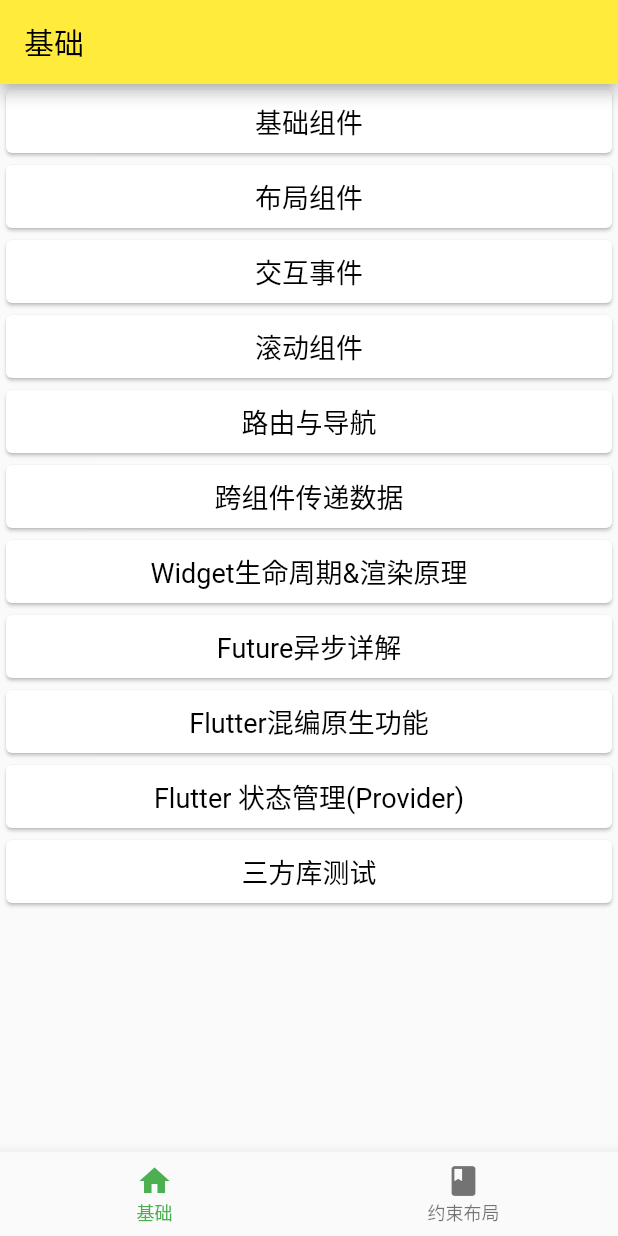
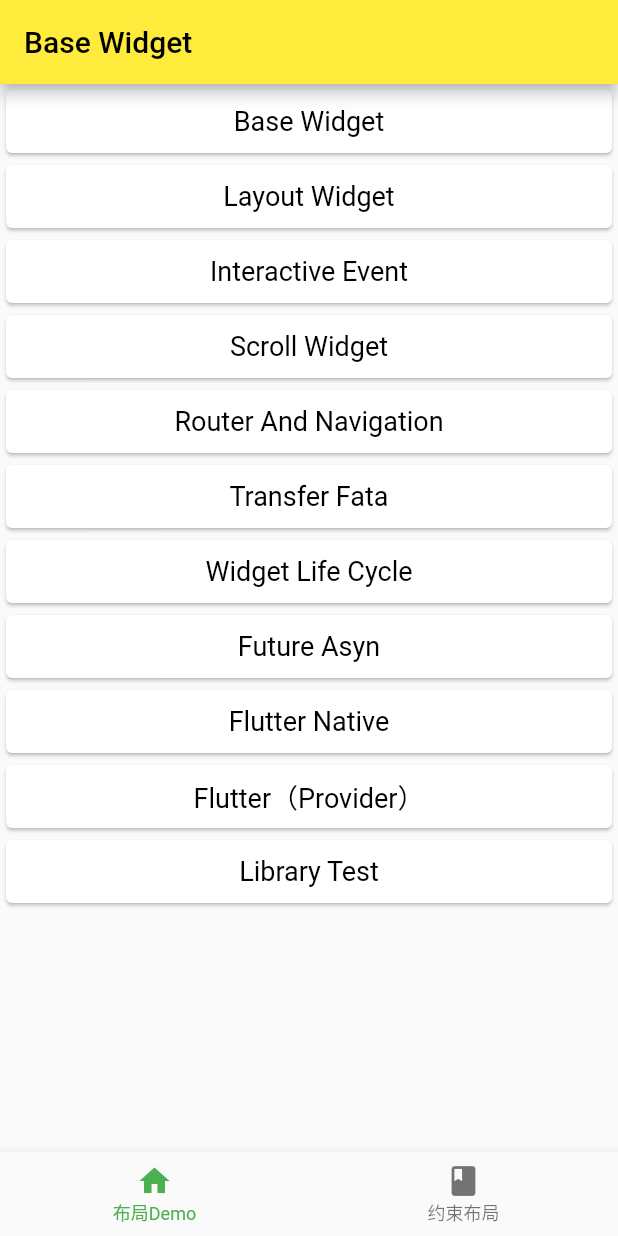
Before and after one commit to SunshineBrother/FlutterDemo, a Flutter app: the screen it shows after launch, on a phone screen of 412 x 824 dp. Run offline on Flutter 3.47's test engine with Material 2 defaults, Android fonts, the phone set to English and light mode, and no system bars; our stand-ins replace cached_network_image, flutter_easyloading, fluttertoast; missing offline and left inert: dart:ffi.

Commit message:
feat：适配国际化

```diff
--- a/flutter_app_demo/lib/base/base_widget_page.dart
+++ b/flutter_app_demo/lib/base/base_widget_page.dart
@@ -11,12 +11,14 @@ import 'package:flutter_app_demo/base/test_third/test_third.dart';
 import 'package:flutter_app_demo/base/value/value_page.dart';
 import 'package:flutter_app_demo/base/widget_life_cycle/life_cycle_page.dart';
 
+import '../generated/l10n.dart';
+
 class BaseWidgetPage extends StatelessWidget {
   @override
   Widget build(BuildContext context) {
     return Scaffold(
       appBar: AppBar(
-        title: Text('基础'),
+        title: Text(S.current.base_widget),
       ),
       body: Center(
         child: BaseWidget(),
@@ -32,17 +34,17 @@ class BaseWidget extends StatefulWidget {
 
 class _BaseWidgetState extends State<BaseWidget> {
   List<String> _data = [
-    '基础组件',
-    '布局组件',
-    '交互事件',
-    '滚动组件',
-    '路由与导航',
-    '跨组件传递数据',
-    'Widget生命周期&渲染原理',
-    'Future异步详解',
-    'Flutter混编原生功能',
-    'Flutter 状态管理(Provider)',
-    '三方库测试'
+    S.current.base_widget,
+    S.current.layout_widget,
+    S.current.interactive_event,
+    S.current.scroll_widget,
+    S.current.router_navigation,
+    S.current.transfer_data,
+    S.current.widget_life_cycle,
+    S.current.future_asyn,
+    S.current.future_native,
+    S.current.future_provider,
+    S.current.lid_test
   ];
   List<Widget> _list = [
     WidgetPage(),
--- /dev/null
+++ b/flutter_app_demo/lib/l10n/intl_en.arb
@@ -0,0 +1,20 @@
+{
+  "tab_demo" : "布局Demo",
+  "base_widget" : "Base Widget",
+  "layout_widget" : "Layout Widget",
+  "interactive_event" : "Interactive Event",
+  "scroll_widget" : "Scroll Widget",
+  "router_navigation" : "Router And Navigation",
+  "transfer_data" : "Transfer Fata",
+  "widget_life_cycle" : "Widget Life Cycle",
+  "future_asyn" : "Future Asyn",
+  "future_native" : "Flutter Native",
+  "future_provider" : "Flutter（Provider）",
+  "lid_test" : "Library Test",
+  "" : "",
+  "" : "",
+  "" : "",
+  "" : "",
+  "" : "",
+  "" : ""
+}
--- /dev/null
+++ b/flutter_app_demo/lib/l10n/intl_zh.arb
@@ -0,0 +1,20 @@
+{
+  "tab_demo" : "tab Demo",
+  "base_widget" : "基础组件",
+  "layout_widget" : "布局组件",
+  "interactive_event" : "交互事件",
+  "scroll_widget" : "滚动组件",
+  "router_navigation" : "路由与导航",
+  "transfer_data" : "跨组件传递数据",
+  "widget_life_cycle" : "Widget的生命周期&渲染原理",
+  "future_asyn" : "Future异步解析",
+  "future_native" : "Flutter混编原生",
+  "future_provider" : "Flutter状态管理（Provider）",
+  "lid_test" : "三方库测试",
+  "" : "",
+  "" : "",
+  "" : "",
+  "" : "",
+  "" : "",
+  "" : ""
+}
--- a/flutter_app_demo/lib/main.dart
+++ b/flutter_app_demo/lib/main.dart
@@ -2,8 +2,10 @@ import 'package:flutter/material.dart';
 import 'package:flutter_app_demo/base/base_widget_page.dart';
 import 'package:flutter_app_demo/base/provider_page/color_model.dart';
 import 'package:flutter_app_demo/base/route/two_page.dart';
+import 'package:flutter_localizations/flutter_localizations.dart';
 import 'package:provider/provider.dart';
 import 'base/provider_page/counter_model.dart';
+import 'generated/l10n.dart';
 import 'widgets/unknown_page.dart';
 
 void main() {
@@ -20,7 +22,31 @@ class MyApp extends StatelessWidget {
   @override
   Widget build(BuildContext context) {
     return MaterialApp(
-      title: "布局Demo",
+      // supportedLocales：指定要支持哪些国际化
+      supportedLocales: S.delegate.supportedLocales,
+      // localizationsDelegates：指定哪些Widget需要进行国际化
+      localizationsDelegates: [
+        S.delegate,
+        GlobalMaterialLocalizations.delegate, // 指定本地化的字符串和一些其他的值
+        GlobalCupertinoLocalizations.delegate, // 对应的Cupertino风格
+        GlobalWidgetsLocalizations.delegate // 指定默认的文本排列方向, 由左到右或由右到左
+      ],
+      localeListResolutionCallback: (locales, supportedLocales) {
+        print(locales);
+        return;
+      },
+      localeResolutionCallback: (locales, supportedLocales) {
+        // 如果语言是英语
+        if (locales?.languageCode == 'en') {
+          // 注意大小写，返回美国英语
+          return const Locale('en', 'US');
+        } else {
+          return locales;
+        }
+      },
+      onGenerateTitle: (context) {
+        return S.current.tab_demo;
+      },
       theme: ThemeData(
         highlightColor: Color.fromRGBO(1, 0, 0, 0.0),
         splashColor: Color.fromRGBO(1, 0, 0, 0.0),
@@ -47,7 +73,7 @@ class RootPage extends StatefulWidget {
 class _RootPageState extends State<RootPage> {
   int _currentIndex = 0;
   List<BottomNavigationBarItem> _items = [
-    BottomNavigationBarItem(label: '基础', icon: Icon(Icons.home)),
+    BottomNavigationBarItem(label: S.current.tab_demo, icon: Icon(Icons.home)),
     BottomNavigationBarItem(label: '约束布局', icon: Icon(Icons.book))
   ];
 
--- a/flutter_app_demo/lib/thirdlib/screen_util/screen_util.dart
+++ b/flutter_app_demo/lib/thirdlib/screen_util/screen_util.dart
@@ -5,4 +5,6 @@
 ///
 /// @Description TODO
 
-class ScreenUtil {}
+class ScreenUtil {
+
+}
```
Also changed, not shown: flutter_app_demo/pubspec.yaml (+7 -2 lines), flutter_app_demo/lib/generated/assets.dart (added), flutter_app_demo/lib/generated/intl/messages_all.dart (added), flutter_app_demo/lib/generated/intl/messages_en.dart (added), flutter_app_demo/lib/generated/intl/messages_zh.dart (added), flutter_app_demo/lib/generated/l10n.dart (added).
